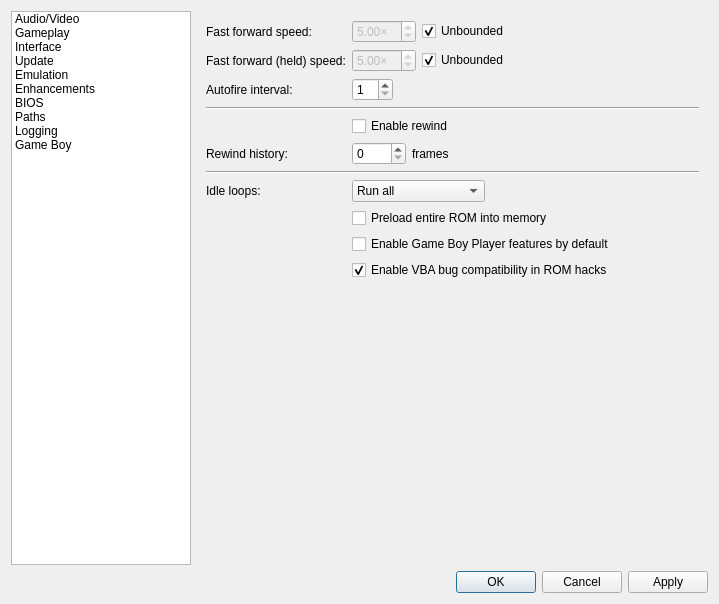
Above: src/platform/qt/SettingsView.ui from mgba-emu/mgba before the change. Below: the same form after it.
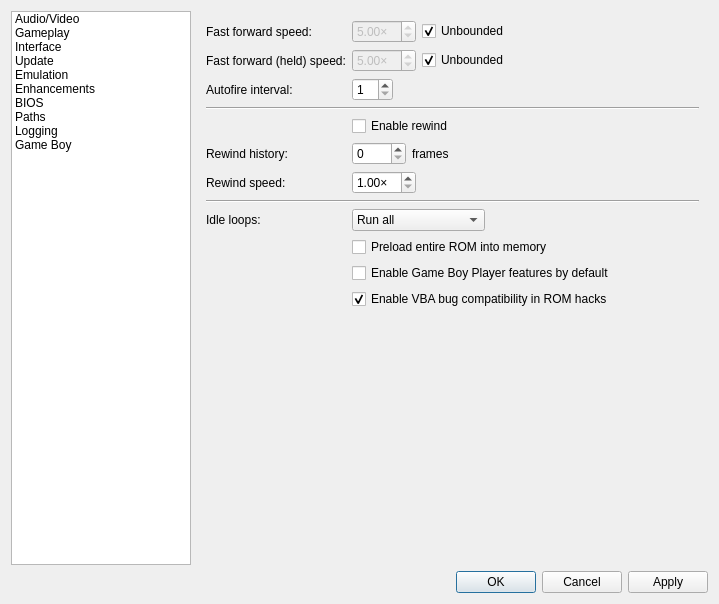
That is the form after the change. The open tabs and pages were chosen to show the change.

Commit message: Add rewind speed feature

Diff of the .ui file:
```diff
--- a/src/platform/qt/SettingsView.ui
+++ b/src/platform/qt/SettingsView.ui
@@ -1195,21 +1195,51 @@
          </item>
         </layout>
        </item>
-       <item row="6" column="0" colspan="2">
+       <item row="6" column="0">
+        <widget class="QLabel" name="label_54">
+         <property name="text">
+          <string>Rewind speed:</string>
+         </property>
+        </widget>
+       </item>
+       <item row="6" column="1">
+        <layout class="QHBoxLayout" name="horizontalLayout_23">
+         <item>
+          <widget class="QDoubleSpinBox" name="rewindRatio">
+           <property name="suffix">
+            <string notr="true">×</string>
+           </property>
+           <property name="minimum">
+            <number>1</number>
+           </property>
+           <property name="maximum">
+            <number>10</number>
+           </property>
+           <property name="singleStep">
+            <number>1</number>
+           </property>
+           <property name="value">
+            <number>1</number>
+           </property>
+          </widget>
+         </item>
+        </layout>
+       </item>
+       <item row="7" column="0" colspan="2">
         <widget class="Line" name="line_3">
          <property name="orientation">
           <enum>Qt::Horizontal</enum>
          </property>
         </widget>
        </item>
-       <item row="7" column="0">
+       <item row="8" column="0">
         <widget class="QLabel" name="label_15">
          <property name="text">
           <string>Idle loops:</string>
          </property>
         </widget>
        </item>
-       <item row="7" column="1">
+       <item row="8" column="1">
         <widget class="QComboBox" name="idleOptimization">
          <item>
           <property name="text">
@@ -1228,21 +1258,21 @@
          </item>
         </widget>
        </item>
-       <item row="8" column="1">
+       <item row="9" column="1">
         <widget class="QCheckBox" name="preload">
          <property name="text">
           <string>Preload entire ROM into memory</string>
          </property>
         </widget>
        </item>
-       <item row="9" column="1">
+       <item row="10" column="1">
         <widget class="QCheckBox" name="forceGbp">
          <property name="text">
           <string>Enable Game Boy Player features by default</string>
          </property>
         </widget>
        </item>
-       <item row="10" column="1">
+       <item row="11" column="1">
         <widget class="QCheckBox" name="vbaBugCompat">
          <property name="text">
           <string>Enable VBA bug compatibility in ROM hacks</string>
```
The commit also changes 9 other files.
